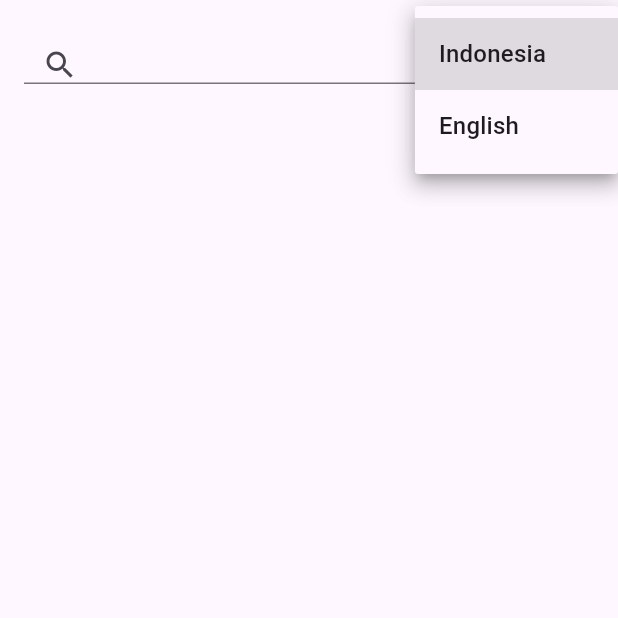
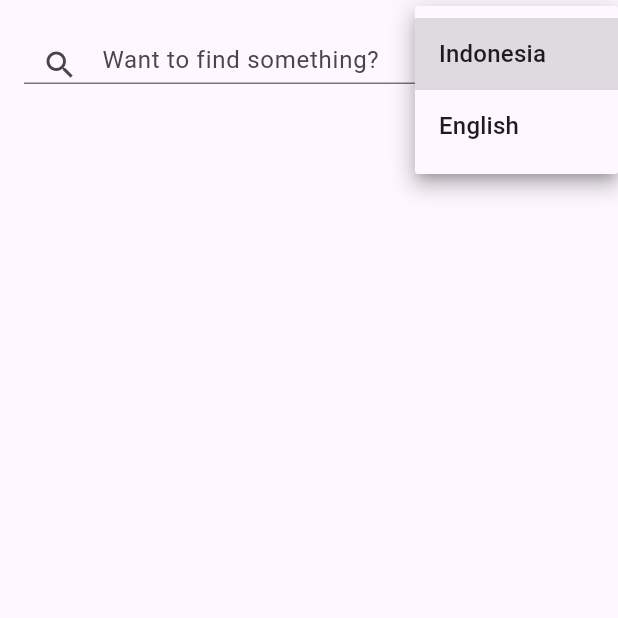
Before and after one commit to riskimuhammad/testimoni_muhammad_riski, a Flutter app: the screen it shows after launch, after a tap on the "language" icon, on a phone screen of 412 x 824 dp, the top half of it. Run offline on Flutter 3.47's test engine with Material 3 defaults, Android fonts, the light colour scheme and no system bars; our stand-ins replace another_flushbar, dartz, get, shared_preferences; generated files the repository leaves out were written again; network calls fail.

Commit message:
setup search datasources

```diff
--- a/lib/core/helper/dialog_helper.dart
+++ b/lib/core/helper/dialog_helper.dart
@@ -8,7 +8,7 @@ class DialogHelper {
     Flushbar(
       messageText: Text(
         message,
-        style: materialTextStyle.textStyleFZ11,
+        style: materialTextStyle.textStyleFZ11White,
       ),
       icon: Icon(
         Icons.info,
--- a/lib/core/l10n/app_en.arb
+++ b/lib/core/l10n/app_en.arb
@@ -1,5 +1,6 @@
 {
     "allDataIsGenerated":"All data have been loaded" ,
     "more":"More",
-    "createAt":"Create At"
+    "createAt":"Create At",
+    "hintSearch": "Want to find something?"
 }
--- a/lib/core/l10n/app_id.arb
+++ b/lib/core/l10n/app_id.arb
@@ -1,6 +1,7 @@
 {
     "allDataIsGenerated":"Semua data berhasil dimuat",
     "more":"Selanjutnya" ,
-    "createAt":"Dibuat"
+    "createAt":"Dibuat",
+    "hintSearch": "Ingin mencari sesuatu ?"
 
 }
--- a/lib/core/material/material_text_style.dart
+++ b/lib/core/material/material_text_style.dart
@@ -4,6 +4,10 @@ import 'package:muhammad_riski_testimoni/core/material/material_color.dart';
 class MaterialTextStyle {
   final TextStyle textStyleFZ11 = TextStyle(
       color: TestimonialColor.black, fontSize: 11, fontWeight: FontWeight.w400);
+  final TextStyle textStyleFZ11White = TextStyle(
+      color: TestimonialColor.textPrimary,
+      fontSize: 11,
+      fontWeight: FontWeight.w400);
   final TextStyle textStyleFZ15 = TextStyle(
       color: TestimonialColor.black, fontSize: 11, fontWeight: FontWeight.w400);
   final TextStyle textStyleFZ15Blue = TextStyle(
--- a/lib/feature/dashboard/presentation/controlller/home_controller.dart
+++ b/lib/feature/dashboard/presentation/controlller/home_controller.dart
@@ -23,10 +23,14 @@ class HomeController extends GetxController {
   Rx<String> lnCode = ''.obs;
 
   RxList<TestimonialsEntity> listTestimonials = <TestimonialsEntity>[].obs;
-  Rx<bool> expanded = false.obs;
+  Rx<bool> contentExpanded = false.obs;
+  Rx<bool> testimonialIsEmpty = false.obs;
+  Rx<bool> testimonialIsLoading = false.obs;
+  Rx<int> currentPage = 1.obs;
+  Rx<ScrollController> scrollController = ScrollController().obs;
   build(context) async {
     generateSession(context);
-    getDataTestimonial(context);
+    getDataTestimonial();
   }
 
   generateSession(context) async {
@@ -37,18 +41,31 @@ class HomeController extends GetxController {
     }
   }
 
-  getDataTestimonial(context) async {
-    listTestimonials.clear();
-    final params = TestimonialsModel(limit: 10, page: 1);
+  getDataTestimonial() async {
+    if (currentPage.value > 1) testimonialIsLoading.value = true;
+    List<TestimonialsEntity> listTestimonialsTmp = [];
+    final params = TestimonialsModel(limit: 10, page: currentPage.value);
     final either = await getTestimonial(params);
     either.fold((l) {
       final responseDecode = json.decode(l.body);
       for (var element in responseDecode) {
         element.addAll({'show': false});
-        listTestimonials.add(TestimonialsEntity.fromJson(element));
+        listTestimonialsTmp.add(TestimonialsEntity.fromJson(element));
       }
+      if (listTestimonialsTmp.isEmpty) {
+        testimonialIsEmpty.value = true;
+        currentPage.value -= 1;
+        testimonialIsLoading.value = false;
+      } else {
+        listTestimonials.addAll(listTestimonialsTmp);
+        testimonialIsLoading.value = false;
+      }
+      Future.delayed(Duration(seconds: 2), () {
+        testimonialIsEmpty.value = false;
+      });
     }, (r) {
-      DialogHelper.snackBarHelper(context, message: r.message);
+      DialogHelper.snackBarHelper(Get.context!, message: r.message);
+      testimonialIsLoading.value = false;
     });
   }
 
@@ -65,6 +82,14 @@ class HomeController extends GetxController {
     listTestimonials[index].show = !listTestimonials[index].show!;
     listTestimonials.refresh();
   }
+
+  onScroll() {
+    if (scrollController.value.position.pixels ==
+        scrollController.value.position.maxScrollExtent) {
+      currentPage.value += 1;
+      getDataTestimonial();
+    }
+  }
 //ONTAP ONCHANGE ONLY END
 
 //REPOSITORY IMPL
@@ -76,7 +101,10 @@ class HomeController extends GetxController {
 
   @override
   void onInit() {
+    listTestimonials.clear();
+    currentPage.value = 1;
     _repositoryImpl = HomeRepositoryImpl(_datasources);
+    scrollController.value.addListener(onScroll);
     super.onInit();
   }
 
@@ -87,6 +115,7 @@ class HomeController extends GetxController {
 
   @override
   void onClose() {
+    scrollController.value.dispose();
     super.onClose();
   }
 }
--- a/lib/feature/dashboard/presentation/page/main_home_page.dart
+++ b/lib/feature/dashboard/presentation/page/main_home_page.dart
@@ -23,7 +23,7 @@ class MainHomePage extends StatelessWidget {
           return Scaffold(
             appBar: AppBar(
               actions: [_languagesButton.languages(context)],
-              flexibleSpace: _searchfield.search(),
+              flexibleSpace: _searchfield.search(context),
             ),
             body: Container(
               height: MediaQuery.of(context).size.height,
--- a/lib/feature/dashboard/presentation/widget/list_tetstimonial.dart
+++ b/lib/feature/dashboard/presentation/widget/list_tetstimonial.dart
@@ -10,21 +10,27 @@ import 'text_painter.dart';
 class ListTetstimonial {
   list(context) {
     final _controller = Get.find<HomeController>();
-    return ListView.builder(
+    return Column(
+      children: [
+        Expanded(
+          child: ListView.builder(
+            controller: _controller.scrollController.value,
             itemCount: _controller.listTestimonials.length,
             shrinkWrap: true,
             itemBuilder: (_, index) {
               final element = _controller.listTestimonials[index];
               return Container(
                 height: !element.show! ? 250 : null,
-          decoration: BoxDecoration(color: TestimonialColor.white, boxShadow: [
+                decoration:
+                    BoxDecoration(color: TestimonialColor.white, boxShadow: [
                   BoxShadow(
                       color: TestimonialColor.primaryColorsGrey.shade700,
                       offset: Offset(3, 3),
                       blurRadius: 10)
                 ]),
                 margin: EdgeInsets.only(bottom: 20),
-          padding: EdgeInsets.only(left: 16, right: 16, top: 20, bottom: 20),
+                padding:
+                    EdgeInsets.only(left: 16, right: 16, top: 20, bottom: 20),
                 width: MediaQuery.of(context).size.width,
                 child: Column(
                   children: [
@@ -33,7 +39,8 @@ class ListTetstimonial {
                       leading: CircleAvatar(
                         backgroundImage: NetworkImage(element.avatar ??
                             'https://cdn.pixabay.com/photo/2016/08/08/09/17/avatar-1577909_1280.png'),
-                  backgroundColor: TestimonialColor.primaryColorsGrey.shade800,
+                        backgroundColor:
+                            TestimonialColor.primaryColorsGrey.shade800,
                       ),
                       title: Text(
                         element.name ?? '',
@@ -76,6 +83,23 @@ class ListTetstimonial {
                 ),
               );
             },
+          ),
+        ),
+        if (_controller.testimonialIsLoading.value)
+          Container(
+              padding: EdgeInsets.all(10),
+              height: 50,
+              width: 50,
+              child: CircularProgressIndicator()),
+        if (_controller.testimonialIsEmpty.value)
+          Padding(
+            padding: const EdgeInsets.all(8.0),
+            child: Text(
+              AppLocalizations.of(context)!.allDataIsGenerated,
+              style: materialTextStyle.textStyleFZ15Blue,
+            ),
+          ),
+      ],
     );
   }
 }
--- a/lib/feature/dashboard/presentation/widget/search_field.dart
+++ b/lib/feature/dashboard/presentation/widget/search_field.dart
@@ -1,16 +1,26 @@
 import 'package:flutter/material.dart';
 import 'package:get/get.dart';
+import 'package:muhammad_riski_testimoni/core/helper/navigator_helper.dart';
 import 'package:muhammad_riski_testimoni/feature/dashboard/presentation/controlller/home_controller.dart';
+import 'package:flutter_gen/gen_l10n/app_localizations.dart';
 
 class SearchField {
-  search() {
+  search(context) {
     final _controller = Get.find<HomeController>();
     return Padding(
       padding: const EdgeInsets.only(left: 16, right: 70, top: 30),
-      child: TextFormField(
-        controller: _controller.searchController.value,
-        decoration: InputDecoration(
-          prefixIcon: Icon(Icons.search),
+      child: Hero(
+        tag: 'SEARCH',
+        child: Material(
+          child: TextFormField(
+            readOnly: true,
+            onTap: () => Get.toNamed(routeName.search),
+            controller: _controller.searchController.value,
+            decoration: InputDecoration(
+              hintText: AppLocalizations.of(context)!.hintSearch,
+              prefixIcon: Icon(Icons.search),
+            ),
+          ),
         ),
       ),
     );
--- /dev/null
+++ b/lib/feature/search/presentation/controller/search_controller.dart
@@ -0,0 +1,3 @@
+import 'package:get/get.dart';
+
+class SearchController extends GetxController {}
--- a/lib/main.dart
+++ b/lib/main.dart
@@ -4,6 +4,7 @@ import 'package:flutter_gen/gen_l10n/app_localizations.dart';
 import 'package:muhammad_riski_testimoni/core/helper/navigator_helper.dart';
 import 'package:muhammad_riski_testimoni/feature/dashboard/presentation/controlller/home_controller.dart';
 import 'package:muhammad_riski_testimoni/feature/dashboard/presentation/page/main_home_page.dart';
+import 'package:muhammad_riski_testimoni/feature/search/presentation/page/main_search_page.dart';
 
 main() {
   runApp(TestimoniApp());
@@ -46,7 +47,7 @@ class _TestimoniAppState extends State<TestimoniApp> {
       initialRoute: routeName.root,
       getPages: [
         GetPage(name: routeName.root, page: () => MainHomePage()),
-        GetPage(name: routeName.search, page: () => MainHomePage()),
+        GetPage(name: routeName.search, page: () => MainSearchPage()),
       ],
     );
   }
```
Also changed, not shown: lib/feature/search/data/datasources/search_datasources.dart (added, +23 -0 lines), lib/feature/search/data/model/testimonial_model.dart (added, +24 -0 lines), lib/feature/search/data/repository/search_repository.dart (added, +9 -0 lines), lib/feature/search/domain/entity/testimonial_enitity.dart (added, +34 -0 lines), lib/feature/search/domain/repository/search_repository_impl.dart (added, +16 -0 lines), lib/feature/search/presentation/page/main_search_page.dart (added, +35 -0 lines), lib/feature/search/presentation/widget/list_tetstimonial.dart (added, +81 -0 lines). Lines whose indentation alone changed are shown as unchanged.
